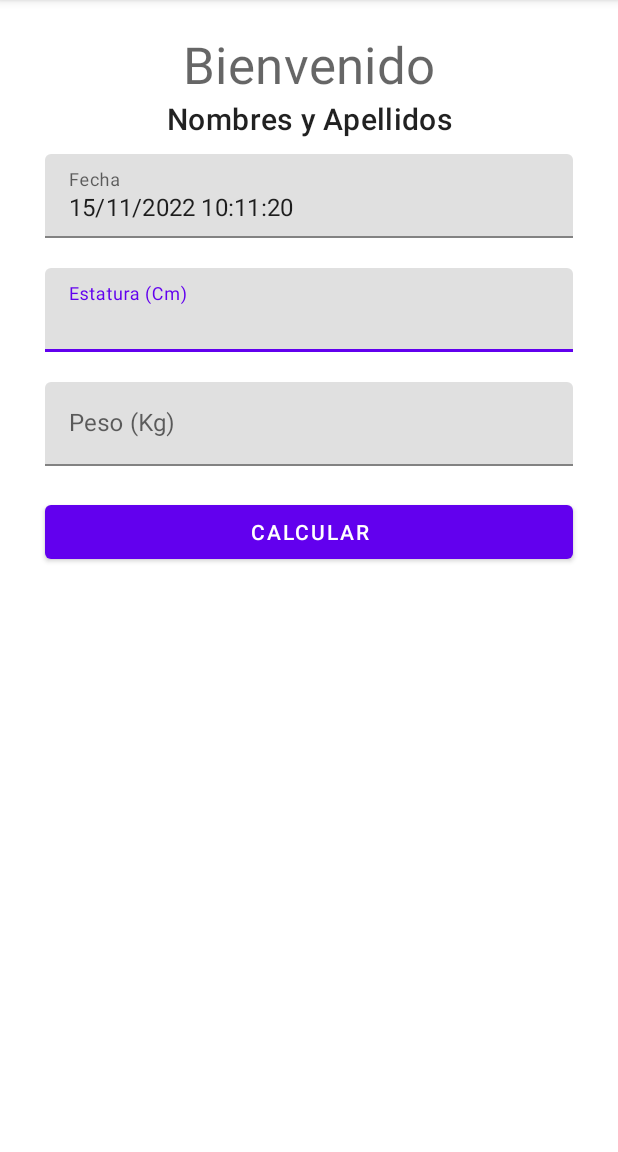
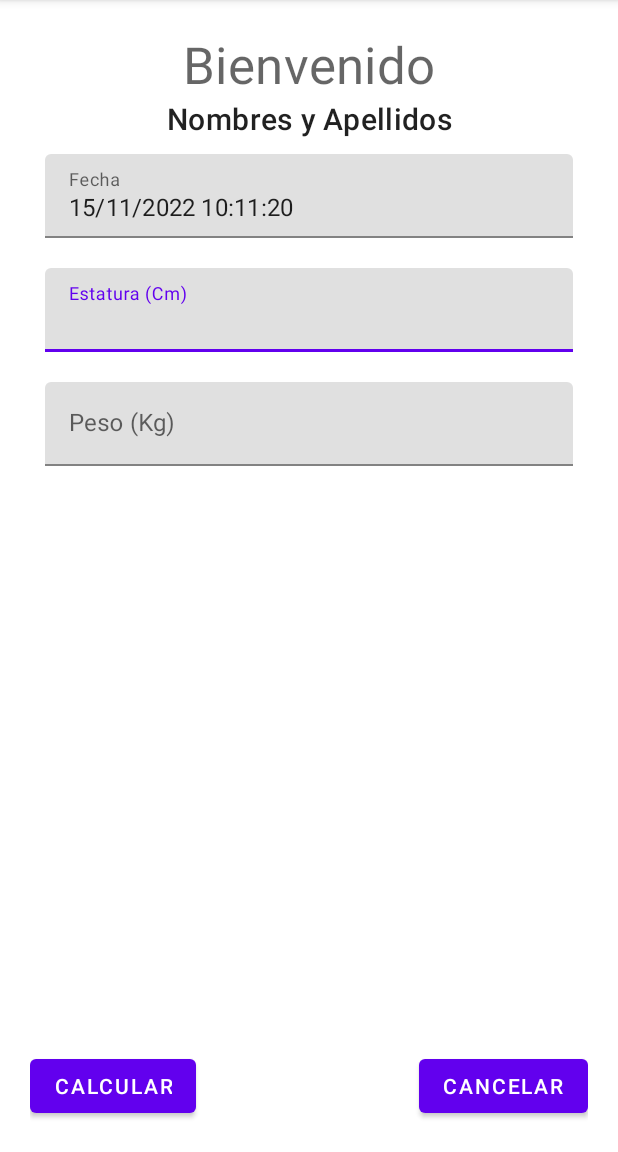
Before and after one commit to orion75/IMCUnab, an Android app: the AddRegistroActivity screen opened directly, with no data from a screen before it, on a phone screen of 412 x 824 dp, the part 84-1236 px from its top. Run offline under Robolectric (Android 15) with nearby library versions, the phone set to English and light mode, and no system bars; our stand-ins replace Firebase (no records; nobody signed in at launch, a user with empty details on screens opened directly).

Commit message:
feat: Calculo de IMC

```diff
--- a/app/src/main/res/layout/activity_add_registro.xml
+++ b/app/src/main/res/layout/activity_add_registro.xml
@@ -6,6 +6,8 @@
     android:layout_height="match_parent"
     android:padding="20dp"
     tools:context=".AddRegistroActivity">
+
+
 
     <ProgressBar
         android:id="@+id/progressbar"
@@ -82,15 +84,47 @@
             android:inputType="number" />
     </com.google.android.material.textfield.TextInputLayout>
 
-    <Button
-        android:id="@+id/calcularButton"
+
+    <TextView
+        android:id="@+id/imcLabel"
+        style="@style/TextAppearance.MaterialComponents.Headline6"
         android:layout_width="match_parent"
         android:layout_height="wrap_content"
         android:layout_below="@id/pesoLayout"
-        android:layout_marginStart="10dp"
         android:layout_marginTop="10dp"
-        android:layout_marginEnd="10dp"
-        android:layout_marginBottom="10dp"
-        android:text="Calcular" />
+        android:text=""
+        android:textAlignment="center" />
+    <TextView
+        android:id="@+id/resultLabel"
+        style="@style/TextAppearance.MaterialComponents.Headline6"
+        android:layout_width="match_parent"
+        android:layout_height="wrap_content"
+        android:layout_below="@id/imcLabel"
+        android:layout_marginTop="10dp"
+        android:text=""
+        android:textAlignment="center" />
+
+    <LinearLayout
+        android:layout_width="match_parent"
+        android:layout_height="wrap_content"
+        android:layout_alignParentBottom="true"
+        android:orientation="horizontal">
+        <Button
+            android:id="@+id/calcularButton"
+            android:layout_width="wrap_content"
+            android:layout_height="wrap_content"
+            android:text="Calcular" />
+        <Space
+            android:layout_width="wrap_content"
+            android:layout_height="wrap_content"
+            android:layout_weight="1" />
+        <Button
+            android:id="@+id/cancelarButton"
+            android:layout_width="wrap_content"
+            android:layout_height="wrap_content"
+            android:text="Cancelar" />
+    </LinearLayout>
+
+
 
 </RelativeLayout>
```
Also changed, not shown: app/src/main/java/com/example/imcunab/AddRegistroActivity.java (+25 -6 lines).
